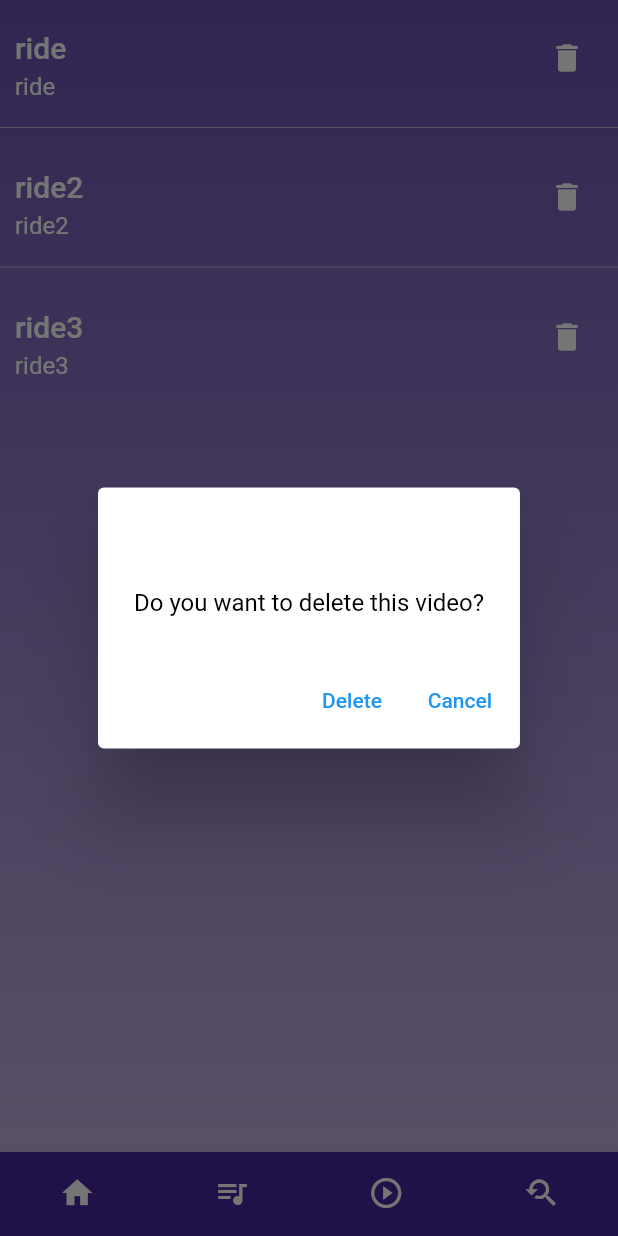
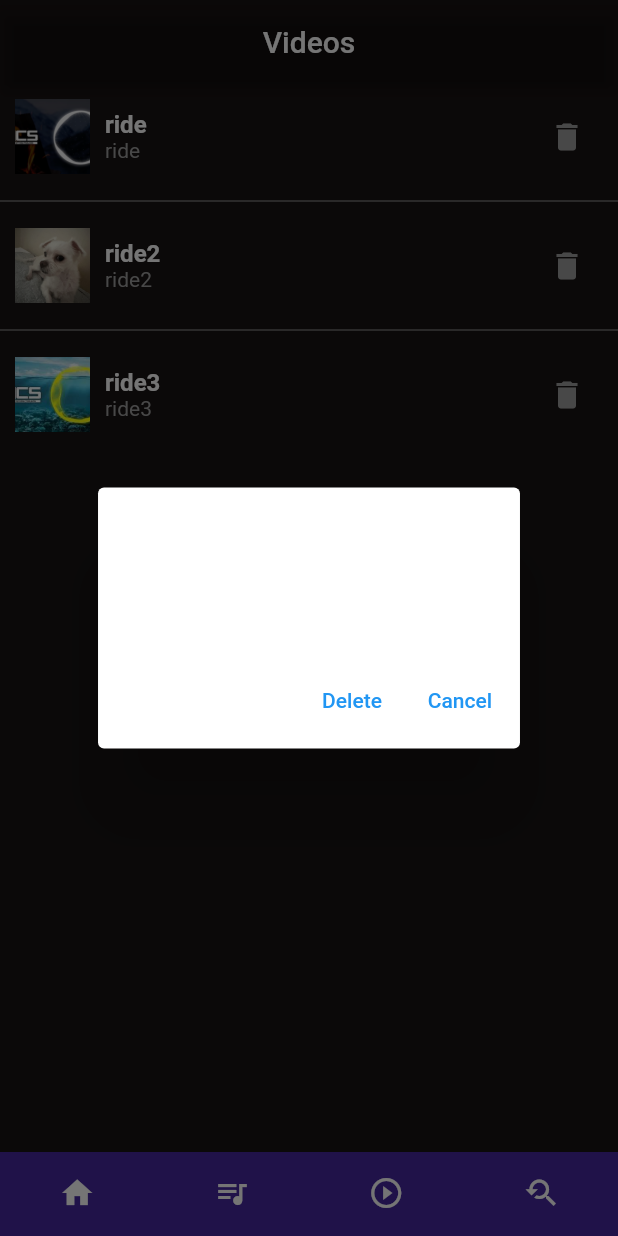
Before and after one commit to plan11plan/youtube-mp3-mp4-player, a Flutter app: the screen it shows after launch, item 3 of the bottom bar chosen, after a tap on the "delete" icon, on a phone screen of 412 x 824 dp. Run offline on Flutter 3.47's test engine with Material 2 defaults, Android fonts, the phone set to English and light mode, and no system bars; our stand-ins replace audio_service, get, image_picker, just_audio, just_audio_background, rxdart and 2 more; missing offline and left inert: youtube_downloader; network calls fail.

Commit message:
download v1

```diff
--- a/lib/screen/Music.dart
+++ b/lib/screen/Music.dart
@@ -92,6 +92,10 @@ class _MusicState extends State<Music> {
                 child: Row(
                   mainAxisAlignment: MainAxisAlignment.spaceBetween,
                   children: [
+                    Row( // Thumbnail image added to the row
+                      children: [
+                        Image.asset(songs[index].coverUrl, height: 50, width: 50, fit: BoxFit.cover),
+                        SizedBox(width: 10),
                         Column(
                           crossAxisAlignment: CrossAxisAlignment.start,
                           children: [
@@ -99,6 +103,8 @@ class _MusicState extends State<Music> {
                             Text(songs[index].title, style: Theme.of(context).textTheme.headline6),
                             SizedBox(height: 5),
                             Text(songs[index].description, style: Theme.of(context).textTheme.subtitle1),
+                          ],
+                        ),
                       ],
                     ),
                     IconButton(
--- a/lib/screen/video/Video.dart
+++ b/lib/screen/video/Video.dart
@@ -35,7 +35,7 @@ class _VideoState extends State<Video> {
             child: ListBody(
               children: const <Widget>[
                 Text('Do you want to delete this video?',
-                  style: TextStyle(color: Colors.black),),
+                  style: TextStyle(color: Colors.white),),
               ],
             ),
           ),
@@ -61,21 +61,16 @@ class _VideoState extends State<Video> {
 
   @override
   Widget build(BuildContext context) {
-    return Container(
-      decoration: BoxDecoration(
-          gradient: LinearGradient(
-            begin: Alignment.topCenter,
-            end: Alignment.bottomCenter,
-            colors: [
-              Colors.deepPurple.shade800.withOpacity(0.8),
-              Colors.deepPurple.shade200.withOpacity(0.8),
-            ],
-          )),
-      child: Scaffold(
+    return Scaffold(
+      backgroundColor: Color(0xFF191414), // Spotify dark black
+      appBar: AppBar(
         backgroundColor: Colors.transparent,
+        title: Text('Videos', style: TextStyle(color: Colors.white)),
+        centerTitle: true,
+      ),
       body: ListView.separated(
         itemCount: videos.length,
-          separatorBuilder: (context, index) => Divider(color: Colors.white54),
+        separatorBuilder: (context, index) => Divider(color: Colors.grey),
         itemBuilder: (context, index) {
           return InkWell(
             onTap: () {
@@ -91,17 +86,22 @@ class _VideoState extends State<Video> {
               child: Row(
                 mainAxisAlignment: MainAxisAlignment.spaceBetween,
                 children: [
+                  Row(
+                    children: [
+                      // Display video thumbnail
+                      Image.asset(videos[index].coverUrl, height: 50, width: 50, fit: BoxFit.cover),
+                      SizedBox(width: 10),
                       Column(
                         crossAxisAlignment: CrossAxisAlignment.start,
                         children: [
-                        SizedBox(height: 10),
-                        Text(videos[index].title, style: Theme.of(context).textTheme.headline6),
-                        SizedBox(height: 5),
-                        Text(videos[index].description, style: Theme.of(context).textTheme.subtitle1),
+                          Text(videos[index].title, style: TextStyle(color: Colors.white, fontSize: 16, fontWeight: FontWeight.bold)),
+                          Text(videos[index].description, style: TextStyle(color: Colors.grey, fontSize: 14)),
+                        ],
+                      ),
                     ],
                   ),
                   IconButton(
-                      icon: Icon(Icons.delete, color: Colors.white),
+                    icon: Icon(Icons.delete, color: Colors.grey),
                     onPressed: () => showDeleteConfirmationDialog(index),
                   ),
                 ],
@@ -110,7 +110,6 @@ class _VideoState extends State<Video> {
           );
         },
       ),
-      ),
     );
   }
 }
```
Lines whose indentation alone changed are shown as unchanged.
